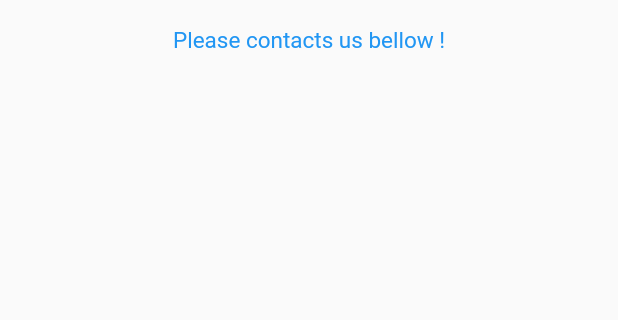
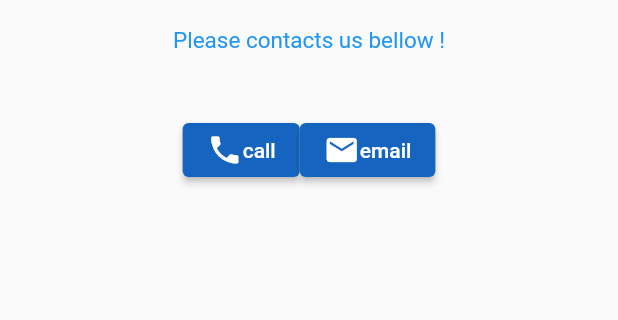
Before and after one commit to AaronPaul6/kurdistanTechnicalinstitute, a Flutter app: the HomeScreen screen opened by its route, after a tap on "Contact Us", on a phone screen of 412 x 824 dp, the part 474-794 px from its top. Run offline on Flutter 3.47's test engine with Material 2 defaults, Android fonts, the phone set to English and light mode, and no system bars; our stand-ins replace flutter_svg, google_fonts, sizer, video_player, youtube_player_flutter; missing offline and left inert: fancy_avatar, flutter_email_sender.

Commit message:
Commit_marf

```diff
--- a/lib/screens/Contactus/contact.dart
+++ b/lib/screens/Contactus/contact.dart
@@ -16,14 +16,31 @@ import 'package:flutter_email_sender/flutter_email_sender.dart';
 void main() {
   runApp(const contact());
 }
-_makingPhoneCall() async {
-  var url = Uri.parse("tel:9776765434");
-  if (await canLaunchUrl(url)) {
-    await launchUrl(url);
+void _makePhoneCall(String phoneNumber) async {
+  if (await canLaunch('tel:$phoneNumber')) {
+    await launch('tel:$phoneNumber');
+  } else {
+    throw 'Could not launch $phoneNumber';
+  }
+}
+void _sendEmail(String recipient, String subject, String body) async {
+  final Uri params = Uri(
+    scheme: 'mailto',
+    path: recipient,
+    query: 'subject=$subject&body=$body',
+  );
+
+  String url = params.toString();
+
+  if (await canLaunch(url)) {
+    await launch(url);
   } else {
     throw 'Could not launch $url';
   }
 }
+
+
+
 
 class contact extends StatelessWidget {
   static String routeName = 'contact';
@@ -73,100 +90,48 @@ class contact extends StatelessWidget {
             const SizedBox(
               height: 40,
             ),
+        Row(
+          mainAxisAlignment: MainAxisAlignment.center,
+          children: <Widget>[
+            ElevatedButton(
+              onPressed: () {
+                _makePhoneCall('123-456-7890');
+                // Do something
+              },
+              child: Row(
+                mainAxisAlignment: MainAxisAlignment.center,
+                children: [
+                  Icon(Icons.phone),
+                  Text('call'),
+                ],
+              ),
+              style: ButtonStyle( backgroundColor: MaterialStateProperty.all<Color>(
+                Colors.blue.shade800, ),     ), ),
 
-  //          Row(
-  //            mainAxisAlignment: MainAxisAlignment.spaceAround,
-  //            children:[
-  //              Container(
-  //                child: MaterialButton(
-  //                  padding: EdgeInsets.all(35),
-  //                  color: Colors.blue.shade800,
-  //                  minWidth: 100,
-  //                  height: 60,
-  //                  child: Align(
-  //                    alignment: Alignment.centerLeft,
-  //                    child:Icon(
-  //                      Icons.phone, size: 60, color: Colors.white,
-  //                    ),
-  //                  ),
-  //                  onPressed: ( ) async{
-  //                    // final _call='tel:$_phoneNumber';
-  //                  },
+            ElevatedButton(
+              onPressed: () {
+                _sendEmail('recipient@example.com', 'Subject', 'Body');
+                // Do something
+              },
+              child: Row(
+                mainAxisAlignment: MainAxisAlignment.center,
+                children: [
+                  Icon(Icons.email),
+                  Text('email'),
+                ],
+              ),
+              style: ButtonStyle(
+                backgroundColor: MaterialStateProperty.all<Color>(
+                Colors.blue.shade800, // Change the color of the button here ),
+            ),
+
   //
-  //                ),
-  //              ),
-  //
-  //              Container(
-  //                child: MaterialButton(
-  //                  padding: EdgeInsets.all(35),
-  //                  color: Colors.blue.shade800,
-  //                  minWidth: 100,
-  //                  height: 60,
-  //                  child: Align(
-  //                    alignment: Alignment.centerLeft,
-  //                    child:Icon(
-  //                      Icons.email, size: 60, color: Colors.white,
-  //                    ),
-  //                  ),
-  //                  onPressed: ( ) {
-  //                    launchUrl('mailto:marfsaman12345@gmail.com' as Uri);
-  //                  },
-  //
-  //                ),
-  //              ),
-  //
-  //            ],//children
-  //          ),
-  //       SizedBox(height: 40,),
-  //
-  //       Row(
-  //         mainAxisAlignment: MainAxisAlignment.spaceAround,
-  //         children:[
-  //           Container(
-  //             child: MaterialButton(
-  //               padding: EdgeInsets.all(35),
-  //               color: Colors.blue.shade800,
-  //               minWidth: 100,
-  //               height: 60,
-  //               child: Align(
-  //                 alignment: Alignment.centerLeft,
-  //                 child:Icon(
-  //                   Icons.facebook_outlined, size: 60, color: Colors.white,
-  //                 ),
-  //               ),
-  //               onPressed: ( ) {
-  //                 launchUrl('https://www.facebook.com/ktiinstitute/' as Uri);
-  //               },
-  //
-  //             ),
-  //           ),
-  //
-  //           Container(
-  //             child: MaterialButton(
-  //               padding: EdgeInsets.all(35),
-  //               color: Colors.blue.shade800,
-  //               minWidth: 100,
-  //               height: 60,
-  //               child: Align(
-  //                 alignment: Alignment.centerLeft,
-  //                 child:Icon(
-  //                   Icons.camera, size: 60, color: Colors.white,
-  //                 ),
-  //               ),
-  //               onPressed: ( ) {
-  //                 launchUrl('https://www.instagram.com/ktiinstitute/?hl=en' as Uri);
-  //               },
-  //
-  //             ),
-  //           ),
-  //
-  // ],
-  //
-  //     ),
+              ),),],
+        ),
 
 ],
         ),
-        ),
+      ),
         );
 
   }
```
Also changed, not shown: 1 other file.
